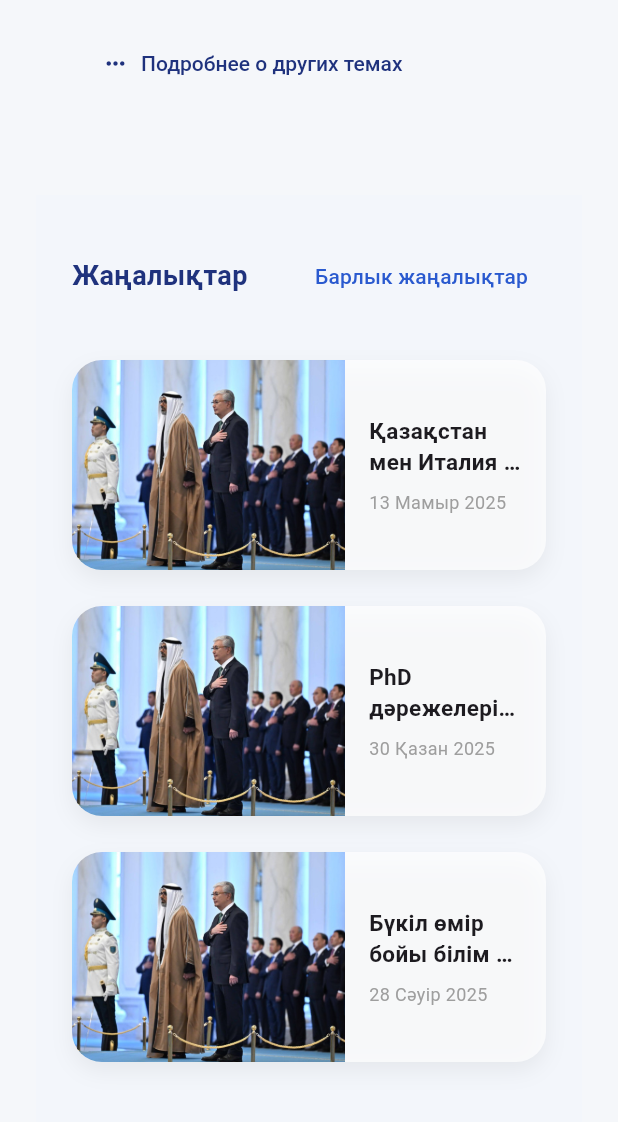
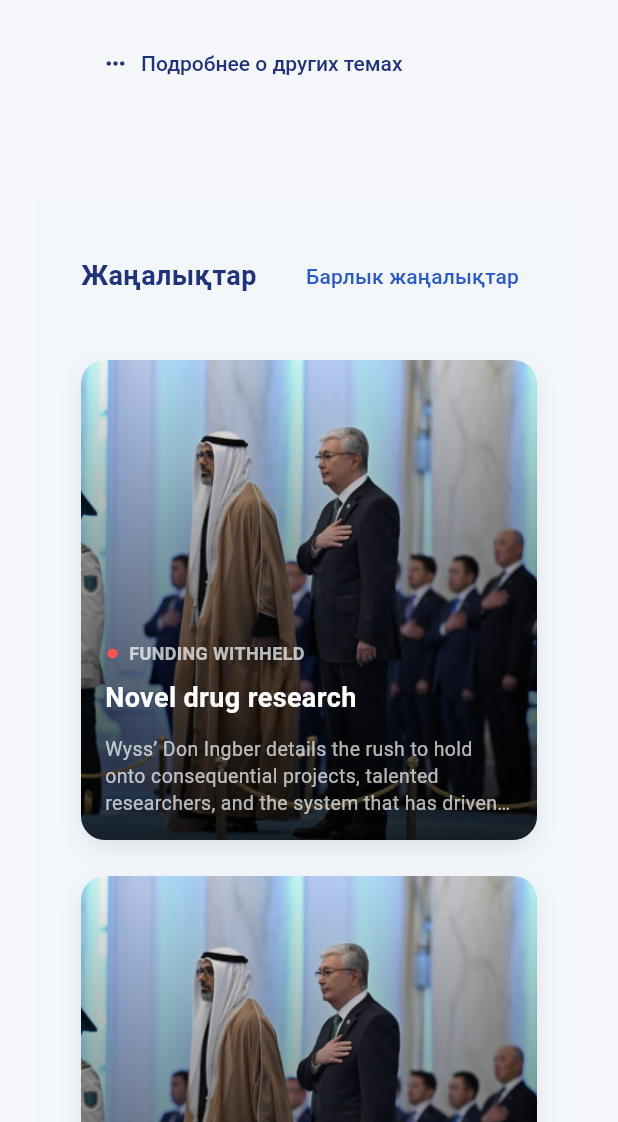
Before and after one commit to NurislamAiu/enic-kz, a Flutter app: the screen it shows after launch, scrolled down 1152 dp, on a phone screen of 412 x 824 dp, the part 114-1236 px from its top. Run offline on Flutter 3.47's test engine with Material 3 defaults, Android fonts, the phone set to English and light mode, and no system bars; our stand-ins replace flutter_svg, go_router, google_fonts.

Commit message:
Refactor: Redesign News and Events section
This commit introduces a significant redesign of the News and Events section on the home page.

**Key Changes:**

*   **News Section:**
    *   Replaced the previous list-style news items with a more visually appealing card-based layout (`NewsCardOverlayStyle`).
    *   News cards now feature a background image with a gradient overlay, a headline, title, and description.
    *   Implemented hover effects: cards elevate slightly and an animated underline appears below the title on hover.
    *   The layout of news cards is responsive, arranging them in a wrap layout that adapts to screen size.
*   **Events Section:**
    *   Replaced the timeline-style event display with a new card-based layout.
    *   Event cards (`_EventHighlightCardHorizontal` and `_EventHighlightCardVertical`) now include an image, category, title, description, and a call-to-action button.
    *   The layout is responsive, switching between horizontal and vertical card orientations based on screen width.
*   **General:**
    *   Removed the `ConstrainedBox` limiting the width of the News and Events section content.
    *   Updated the padding of the `NewsAndEventsSection` container.
    *   Ensured consistent use of `const` constructors where applicable.
    *   Refactored widget names for clarity (e.g., `_NewsList` to `NewsCardList`, `_EventTimeline` to `EventTimeline`).
    *   Removed the unused `_HoverScaleCard` widget.

```diff
--- a/lib/src/features/home/home_page.dart
+++ b/lib/src/features/home/home_page.dart
@@ -79,7 +79,7 @@ class _HomePageState extends State<HomePage>
                     children: [
                       const BannerSlider(),
                       const SizedBox(height: 24),
-                      FeatureGridSection(),
+                      const FeatureGridSection(),
                       const NewsAndEventsSection(),
                       const SizedBox(height: 32),
                       const PartnerLogoCarousel(
--- a/lib/src/features/home/presentation/widgets/news_and_events_section.dart
+++ b/lib/src/features/home/presentation/widgets/news_and_events_section.dart
@@ -8,22 +8,19 @@ class NewsAndEventsSection extends StatelessWidget {
   Widget build(BuildContext context) {
     return Container(
       color: const Color(0xFFF3F6FB),
-      padding: const EdgeInsets.symmetric(vertical: 30, horizontal: 24),
+      padding: const EdgeInsets.all(30),
       alignment: Alignment.center,
-      child: ConstrainedBox(
-        constraints: const BoxConstraints(maxWidth: 1000),
       child: Column(
         crossAxisAlignment: CrossAxisAlignment.start,
-          children: [
-            const _SectionTitle('Жаңалықтар', 'Барлык жаңалықтар'),
-            const SizedBox(height: 32),
-            const _NewsList(),
-            const SizedBox(height: 48),
-            const _SectionTitle('Оқиғалар', 'Барлык оқиғалар'),
-            const SizedBox(height: 24),
-            const _EventTimeline(),
+        children: const [
+          _SectionTitle('Жаңалықтар', 'Барлык жаңалықтар'),
+          SizedBox(height: 32),
+          NewsCardList(),
+          SizedBox(height: 48),
+          _SectionTitle('Оқиғалар', 'Барлык оқиғалар'),
+          SizedBox(height: 24),
+          EventTimeline(),
         ],
-        ),
       ),
     );
   }
@@ -48,7 +45,7 @@ class _SectionTitle extends StatelessWidget {
           onPressed: () {},
           child: Text(
             onTap,
-            style: TextStyle(
+            style: const TextStyle(
               color: Color(0xFF2A5ACF),
               fontWeight: FontWeight.w500,
             ),
@@ -59,104 +56,189 @@ class _SectionTitle extends StatelessWidget {
   }
 }
 
-class _NewsList extends StatelessWidget {
-  const _NewsList();
+class NewsCardList extends StatelessWidget {
+  const NewsCardList();
 
   @override
   Widget build(BuildContext context) {
     final news = [
       {
-        'title': 'Қазақстан мен Италия цифрлық трансформацияда ынтымақтастықты кеңейтуде',
-        'date': '13 Мамыр 2025',
         'image': 'assets/image/news.jpeg',
+        'headline': 'FUNDING WITHHELD',
+        'title': 'Novel drug research',
+        'description': 'Wyss’ Don Ingber details the rush to hold onto consequential projects, talented researchers, and the system that has driven American innovation.',
       },
       {
-        'title': 'PhD дәрежелерін тану жеңілдетілді',
-        'date': '30 Қазан 2025',
         'image': 'assets/image/news.jpeg',
+        'headline': 'FUNDING WITHHELD',
+        'title': 'Tuberculosis research',
+        'description': 'Immunologist Sarah Fortune received a stop-work order from the federal government on April 15, instructing her to halt her world-class tuberculosis research.',
       },
       {
-        'title': 'Бүкіл өмір бойы білім алу – жаңа мүмкіндік',
-        'date': '28 Сәуір 2025',
         'image': 'assets/image/news.jpeg',
+        'headline': 'FUNDING WITHHELD',
+        'title': 'ALS research',
+        'description': 'David Walt received a stop-work order from the Department of Health and Human Services for a National Institute of Health project focused on ALS.',
       },
     ];
 
-    return Column(
-      children: news
-          .map((n) => Padding(
-        padding: const EdgeInsets.only(bottom: 24),
-        child: _GlassTile(
-          image: n['image']!,
-          title: n['title']!,
-          date: n['date']!,
+    return LayoutBuilder(
+      builder: (context, constraints) {
+        final isMobile = constraints.maxWidth < 700;
+        return Wrap(
+          spacing: 24,
+          runSpacing: 24,
+          children: news.map((item) {
+            return SizedBox(
+              width: isMobile ? constraints.maxWidth : (constraints.maxWidth - 48) / 3,
+              child: NewsCardOverlayStyle(
+                image: item['image']!,
+                headline: item['headline']!,
+                title: item['title']!,
+                description: item['description']!,
               ),
-      ))
-          .toList(),
+            );
+          }).toList(),
+        );
+      },
     );
   }
 }
 
-class _GlassTile extends StatelessWidget {
+class NewsCardOverlayStyle extends StatefulWidget {
   final String image;
+  final String headline;
   final String title;
-  final String date;
+  final String description;
 
-  const _GlassTile({
+  const NewsCardOverlayStyle({super.key,
     required this.image,
+    required this.headline,
     required this.title,
-    required this.date,
+    required this.description,
   });
 
   @override
+  State<NewsCardOverlayStyle> createState() => _NewsCardOverlayStyleState();
+}
+
+class _NewsCardOverlayStyleState extends State<NewsCardOverlayStyle> {
+  bool _hovered = false;
+
+  @override
   Widget build(BuildContext context) {
-    return _HoverScaleCard(
-      child: Container(
-        height: 140,
+    return MouseRegion(
+      onEnter: (_) => setState(() => _hovered = true),
+      onExit: (_) => setState(() => _hovered = false),
+      child: AnimatedContainer(
+        duration: const Duration(milliseconds: 300),
+        transform: _hovered
+            ? Matrix4.translationValues(0, -4, 0)
+            : Matrix4.identity(),
         decoration: BoxDecoration(
-          borderRadius: BorderRadius.circular(20),
-          color: Colors.white.withOpacity(0.7),
+          borderRadius: BorderRadius.circular(16),
           boxShadow: [
             BoxShadow(
-              color: Colors.black.withOpacity(0.06),
+              color: Colors.black.withOpacity(_hovered ? 0.15 : 0.08),
               blurRadius: 12,
               offset: const Offset(0, 6),
-            )
+            ),
           ],
         ),
+        height: 320,
         child: ClipRRect(
-          borderRadius: BorderRadius.circular(20),
-          child: Row(
+          borderRadius: BorderRadius.circular(16),
+          child: Stack(
             children: [
-              // Image
-              AspectRatio(
-                aspectRatio: 1.3,
-                child: Image.asset(image, fit: BoxFit.cover),
+              // 📷 Фоновое изображение
+              Positioned.fill(
+                child: Image.asset(
+                  widget.image,
+                  fit: BoxFit.cover,
+                ),
               ),
 
-              // Text
-              Expanded(
-                child: Padding(
+              // 🌫️ Overlay градиент
+              Positioned.fill(
+                child: Container(
+                  decoration: BoxDecoration(
+                    gradient: LinearGradient(
+                      colors: [
+                        Colors.black.withOpacity(0.05),
+                        Colors.black.withOpacity(0.8),
+                      ],
+                      begin: Alignment.topCenter,
+                      end: Alignment.bottomCenter,
+                    ),
+                  ),
+                ),
+              ),
+
+              // ✏️ Контент
+              Padding(
                 padding: const EdgeInsets.all(16),
                 child: Column(
+                  mainAxisAlignment: MainAxisAlignment.end,
                   crossAxisAlignment: CrossAxisAlignment.start,
-                    mainAxisAlignment: MainAxisAlignment.center,
+                  children: [
+                    Row(
+                      children: [
+                        const Icon(Icons.fiber_manual_record,
+                            size: 10, color: Colors.redAccent),
+                        const SizedBox(width: 6),
+                        Text(
+                          widget.headline,
+                          style: const TextStyle(
+                            fontSize: 12,
+                            fontWeight: FontWeight.w600,
+                            color: Colors.white70,
+                          ),
+                        ),
+                      ],
+                    ),
+                    const SizedBox(height: 8),
+                    Column(
+                      crossAxisAlignment: CrossAxisAlignment.start,
                       children: [
                         Text(
-                        title,
-                        maxLines: 2,
+                          widget.title,
+                          style: const TextStyle(
+                            fontSize: 18,
+                            fontWeight: FontWeight.bold,
+                            color: Colors.white,
+                          ),
+                        ),
+                        TweenAnimationBuilder<double>(
+                          tween: Tween<double>(begin: 0, end: _hovered ? 1 : 0),
+                          duration: const Duration(milliseconds: 300),
+                          builder: (context, value, child) {
+                            return Align(
+                              alignment: Alignment.centerLeft,
+                              child: Container(
+                                height: 2,
+                                width: 100 * value,
+                                margin: const EdgeInsets.only(top: 4),
+                                color: Colors.orangeAccent.withOpacity(value),
+                              ),
+                            );
+                          },
+                        ),
+                      ],
+                    ),
+                    const SizedBox(height: 6),
+                    Text(
+                      widget.description,
+                      maxLines: 3,
                       overflow: TextOverflow.ellipsis,
-                        style: const TextStyle(fontSize: 15, fontWeight: FontWeight.w600),
+                      style: const TextStyle(
+                        fontSize: 13,
+                        color: Colors.white70,
+                        height: 1.4,
                       ),
-                      const SizedBox(height: 8),
-                      Text(
-                        date,
-                        style: const TextStyle(fontSize: 12, color: Colors.grey),
                     ),
                   ],
                 ),
               ),
-              )
             ],
           ),
         ),
@@ -165,134 +247,176 @@ class _GlassTile extends StatelessWidget {
   }
 }
 
-
-
-class _EventTimeline extends StatelessWidget {
-  const _EventTimeline();
+class EventTimeline extends StatelessWidget {
+  const EventTimeline({super.key});
 
   @override
   Widget build(BuildContext context) {
     final events = [
       {
-        'day': '05',
-        'month': 'Сәуір',
-        'title': 'Жаңа кәсіптердің атласы',
-        'description': 'Кәсіптер болашағына арналған форум',
-        'icon': Icons.business_center,
+        'image': 'assets/image/news.jpeg',
+        'category': 'HARVARD SCHOOL OF ENGINEERING',
+        'title': 'Regained mobility for stroke survivors',
+        'description':
+        'This soft, wearable robotic device developed at the Harvard Move Lab is helping stroke survivors regain independence.',
+        'button': 'Check out the new device',
       },
       {
-        'day': '30',
-        'month': 'Қазан',
-        'title': 'PhD дәрежесін тану',
-        'description': 'Жаңа заң жобасы туралы кездесу',
-        'icon': Icons.school_outlined,
-      },
-      {
-        'day': '22',
-        'month': 'Қазан',
-        'title': 'Қазақстанның жоғары мектебі',
-        'description': 'Журнал презентациясы мен талқылау',
-        'icon': Icons.book_outlined,
+        'image': 'assets/image/news.jpeg',
+        'category': 'HARVARD MEDICAL SCHOOL',
+        'title': 'New treatment for sickle cell patients',
+        'description':
+        'A new FDA-approved gene therapy from Harvard Medical School and Dana-Farber Cancer Institute promises monumental impact.',
+        'button': 'Learn more about the breakthrough',
       },
     ];
 
+    return LayoutBuilder(
+      builder: (context, constraints) {
+        final isMobile = constraints.maxWidth < 700;
         return Column(
-      children: List.generate(events.length, (index) {
-        final event = events[index];
-        final isLast = index == events.length - 1;
-
+          children: events.map((event) {
             return Padding(
               padding: const EdgeInsets.only(bottom: 32),
-          child: Row(
-            crossAxisAlignment: CrossAxisAlignment.start,
+              child: isMobile
+                  ? _EventHighlightCardVertical(event: event)
+                  : _EventHighlightCardHorizontal(event: event),
+            );
+          }).toList(),
+        );
+      },
+    );
+  }
+}
+
+class _EventHighlightCardHorizontal extends StatelessWidget {
+  final Map<String, String> event;
+
+  const _EventHighlightCardHorizontal({required this.event});
+
+  @override
+  Widget build(BuildContext context) {
+    return Row(
       children: [
-              // ║ Ось и точка
-              Column(
-                children: [
-                  // 🔘 Элегантная точка
-                  Container(
-                    width: 14,
-                    height: 14,
-                    decoration: const BoxDecoration(
-                      shape: BoxShape.circle,
-                      color: Color(0xFF1F327D),
+        // 📷 Image
+        ClipRRect(
+          borderRadius: BorderRadius.circular(12),
+          child: Image.asset(
+            event['image']!,
+            width: 300,
+            height: 200,
+            fit: BoxFit.cover,
           ),
         ),
-                  // ║ Тонкая ось
-                  if (!isLast)
-                    Container(
-                      width: 2,
-                      height: 100,
-                      decoration: BoxDecoration(
-                        color: Colors.grey.shade300,
-                        borderRadius: BorderRadius.circular(1),
-                      ),
-                    ),
-                ],
-              ),
-
         const SizedBox(width: 24),
-
-              // 📝 Карточка события
+        // 📄 Textual content
         Expanded(
-                child: _HoverScaleCard(
-                  child: Container(
-                    padding: const EdgeInsets.all(20),
-                    decoration: BoxDecoration(
-                      color: Colors.white.withOpacity(0.85),
-                      borderRadius: BorderRadius.circular(16),
-                      border: Border.all(color: Colors.grey.shade200),
-                      boxShadow: [
-                        BoxShadow(
-                          blurRadius: 10,
-                          offset: const Offset(0, 4),
-                          color: Colors.black.withOpacity(0.04),
-                        ),
-                      ],
-                    ),
           child: Column(
             crossAxisAlignment: CrossAxisAlignment.start,
             children: [
               Text(
-                          '${event['day']} ${event['month']}',
+                event['category']!.toUpperCase(),
                 style: const TextStyle(
-                            fontSize: 13,
+                  fontSize: 11,
+                  color: Colors.black54,
+                  fontWeight: FontWeight.w500,
+                  letterSpacing: 0.5,
+                ),
+              ),
+              const SizedBox(height: 8),
+              Text(
+                event['title']!,
+                style: const TextStyle(
+                  fontSize: 20,
                   fontWeight: FontWeight.bold,
-                            color: Color(0xFF1F327D),
+                  height: 1.3,
                 ),
               ),
               const SizedBox(height: 10),
-                        Row(
-                          children: [
-                            Icon(event['icon'] as IconData, size: 20, color: Color(0xFF1F327D)),
-                            const SizedBox(width: 10),
-                            Expanded(
-                              child: Text(
-                                '${event['title']!}'
-                                ,
-                                style: const TextStyle(fontSize: 16, fontWeight: FontWeight.w600),
+              Text(
+                event['description']!,
+                style: const TextStyle(
+                  fontSize: 14,
+                  color: Colors.black87,
+                  height: 1.5,
+                ),
+              ),
+              const SizedBox(height: 16),
+              TextButton.icon(
+                onPressed: () {},
+                icon: const Icon(Icons.arrow_forward, size: 18),
+                label: Text(
+                  event['button']!,
+                  style: const TextStyle(fontWeight: FontWeight.w500),
+                ),
+                style: TextButton.styleFrom(foregroundColor: Colors.black87),
+              )
+            ],
           ),
         ),
       ],
-                        ),
-                        const SizedBox(height: 8),
-                        Text(
-                          '${event['description']!}',
-                          style: const TextStyle(fontSize: 13, color: Colors.black54),
-                        ),
-                      ],
-                    ),
-                  ),
-                ),
-              )
-            ],
-          ),
-        );
-      }),
     );
   }
 }
 
+class _EventHighlightCardVertical extends StatelessWidget {
+  final Map<String, String> event;
+
+  const _EventHighlightCardVertical({required this.event});
+
+  @override
+  Widget build(BuildContext context) {
+    return Column(
+      crossAxisAlignment: CrossAxisAlignment.start,
+      children: [
+        ClipRRect(
+          borderRadius: BorderRadius.circular(12),
+          child: Image.asset(
+            event['image']!,
+            width: double.infinity,
+            height: 180,
+            fit: BoxFit.cover,
+          ),
+        ),
+        const SizedBox(height: 12),
+        Text(
+          event['category']!.toUpperCase(),
+          style: const TextStyle(
+            fontSize: 11,
+            color: Colors.black54,
+            fontWeight: FontWeight.w500,
+            letterSpacing: 0.5,
+          ),
+        ),
+        const SizedBox(height: 6),
+        Text(
+          event['title']!,
+          style: const TextStyle(
+            fontSize: 18,
+            fontWeight: FontWeight.bold,
+            height: 1.3,
+          ),
+        ),
+        const SizedBox(height: 8),
+        Text(
+          event['description']!,
+          style: const TextStyle(
+            fontSize: 14,
+            color: Colors.black87,
+            height: 1.5,
+          ),
+        ),
+        const SizedBox(height: 12),
+        TextButton.icon(
+          onPressed: () {},
+          icon: const Icon(Icons.arrow_forward, size: 18),
+          label: Text(event['button']!),
+          style: TextButton.styleFrom(foregroundColor: Colors.black87),
+        )
+      ],
+    );
+  }
+}
 
 class _HoverScaleCard extends StatefulWidget {
   final Widget child;
```
Lines whose indentation alone changed are shown as unchanged.
